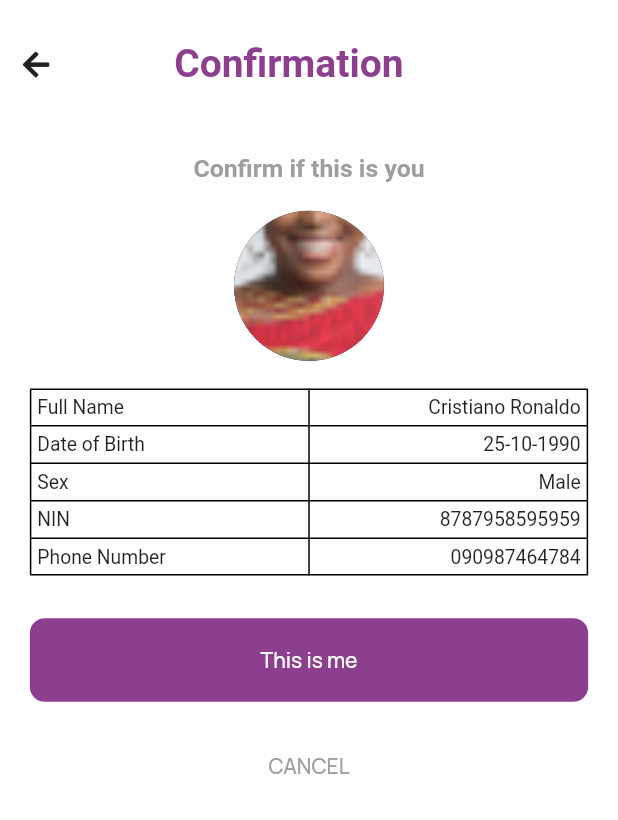
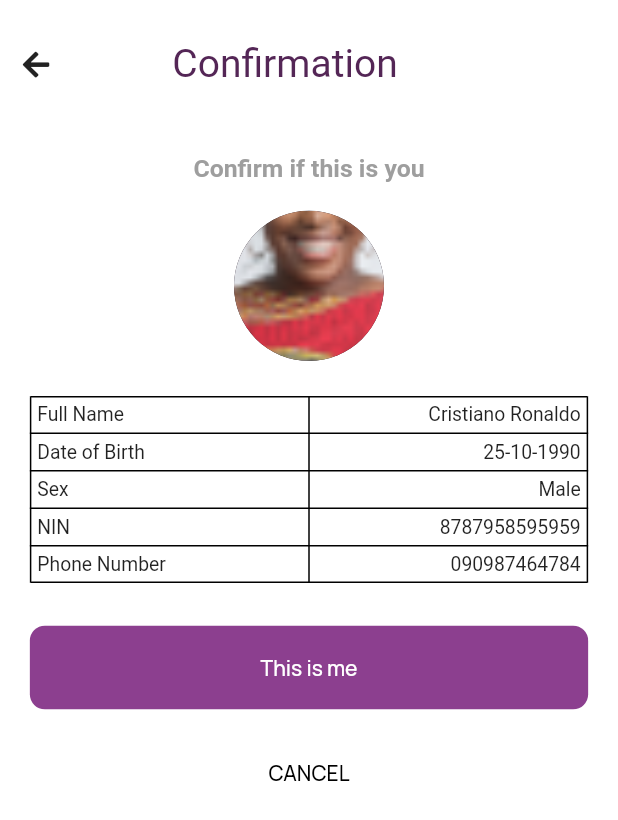
Before and after one commit to Oshinowo/quikpay, a Flutter app: the AccountConfirmationScreen screen opened by its route, on a phone screen of 412 x 824 dp. Shown: the top 820 px of the screen. Run offline on Flutter 3.47's test engine with Material 2 defaults, Android fonts, the phone set to English and light mode, and no system bars; our stand-ins replace flutter_screenutil, flutter_svg, font_awesome_flutter, google_fonts, introduction_screen, shared_preferences; accounts and stored records are empty.

Commit message:
account confirmation screen complete

```diff
--- a/lib/components/heading_title_with_back_icon.dart
+++ b/lib/components/heading_title_with_back_icon.dart
@@ -1,6 +1,7 @@
 import 'package:flutter/material.dart';
 import 'package:flutter_screenutil/flutter_screenutil.dart';
 import 'package:font_awesome_flutter/font_awesome_flutter.dart';
+import 'package:quikpay/config/palette.dart';
 import 'package:quikpay/constants/app_constants.dart';
 
 class HeadingTitleWithBackIcon extends StatelessWidget {
@@ -30,7 +31,7 @@
           child: Text(
             title,
             style: kSecondHeadingTextStyle.copyWith(
-              color: kPrimaryColour,
+              color: Palette.kCustomColour.shade300,
             ),
             textAlign: TextAlign.center,
           ),
--- a/lib/constants/app_constants.dart
+++ b/lib/constants/app_constants.dart
@@ -11,7 +11,7 @@
 );
 const kSecondHeadingTextStyle = TextStyle(
   fontSize: 26.0,
-  fontWeight: FontWeight.w600,
+  fontWeight: FontWeight.w400,
 );
 const kTextFieldDecoration = InputDecoration(
   hintText: 'Enter Your Data Here',
--- a/lib/main.dart
+++ b/lib/main.dart
@@ -1,7 +1,7 @@
 import 'package:flutter/material.dart';
 import 'package:flutter_screenutil/flutter_screenutil.dart';
 import 'package:google_fonts/google_fonts.dart';
-import 'package:quikpay/screens/account_confirmation/account_confirmation_screen.dart';
+import 'package:quikpay/screens/verify_account/account_confirmation_screen.dart';
 import 'package:quikpay/screens/dashboard/dashboard_screen.dart';
 import 'package:quikpay/screens/onboarding/onboarding_screen.dart';
 import 'package:quikpay/screens/verify_account/verify_account_screen.dart';
--- a/lib/screens/sign_up/signup_screen.dart
+++ b/lib/screens/sign_up/signup_screen.dart
@@ -57,8 +57,9 @@
                     Text(
                       'Getting Started',
                       style: kHeadingTextStyle.copyWith(
-                          fontSize: 36.0.sp,
-                          color: Palette.kCustomColour.shade300),
+                        fontSize: 36.0.sp,
+                        color: Palette.kCustomColour.shade300,
+                      ),
                       textAlign: TextAlign.center,
                     ),
                     SizedBox(
--- a/lib/screens/account_confirmation/account_confirmation_screen.dart
+++ b/lib/screens/verify_account/account_confirmation_screen.dart
@@ -47,7 +47,7 @@
                       radius: 50.0,
                     ),
                     SizedBox(
-                      height: kDefaultPadding.h,
+                      height: kDefaultPadding.h + 5,
                     ),
                     Table(
                       border: TableBorder.all(
@@ -176,7 +176,7 @@
                         'CANCEL',
                         textAlign: TextAlign.center,
                         style: TextStyle(
-                          color: Colors.grey,
+                          color: Colors.black,
                         ),
                       ),
                     ),
--- a/lib/screens/verify_account/verify_account_screen.dart
+++ b/lib/screens/verify_account/verify_account_screen.dart
@@ -6,7 +6,7 @@
 import 'package:quikpay/components/heading_title_description.dart';
 import 'package:quikpay/components/heading_title_with_back_icon.dart';
 import 'package:quikpay/constants/app_constants.dart';
-import 'package:quikpay/screens/account_confirmation/account_confirmation_screen.dart';
+import 'package:quikpay/screens/verify_account/account_confirmation_screen.dart';
 
 class VerifyAccount extends StatefulWidget {
   const VerifyAccount({Key? key}) : super(key: key);
```
